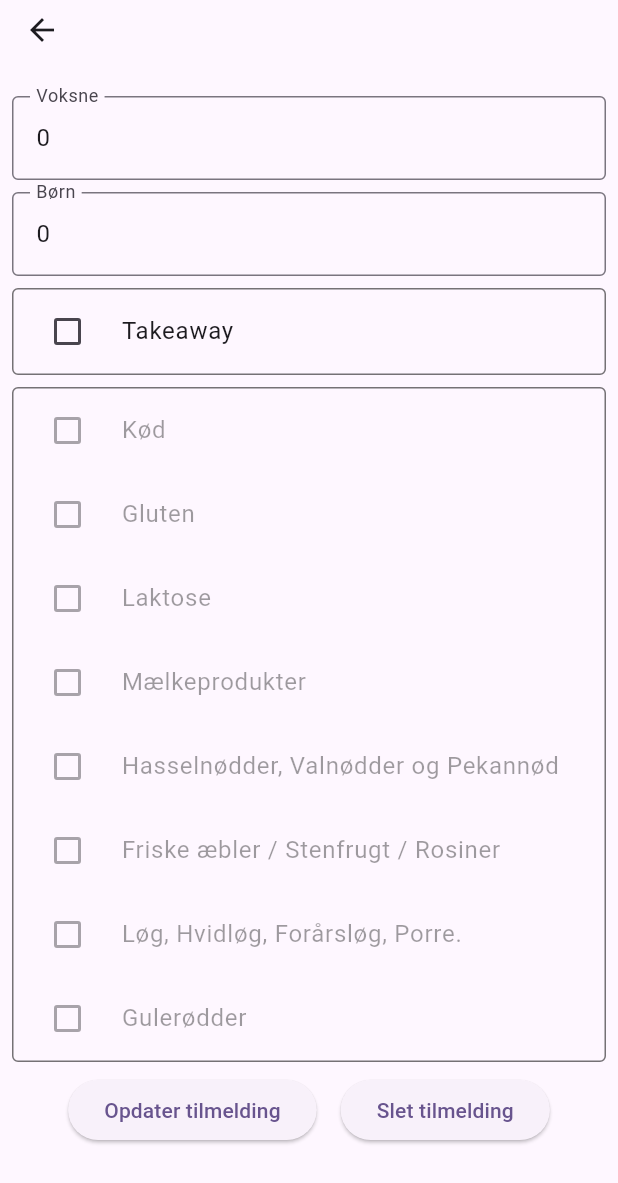
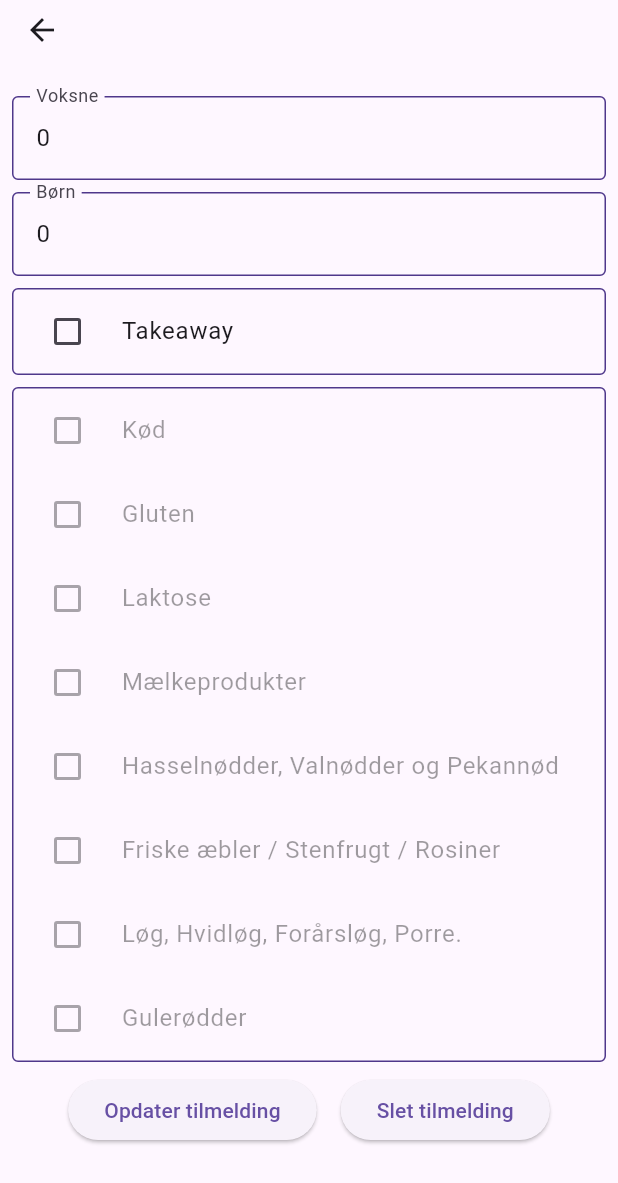
Before and after one commit to lars-w-pedersen/staldhusene, a Flutter app: the DetailScreen screen opened directly with empty values, on a phone screen of 412 x 824 dp. Shown: the top 1183 px of the screen. Run offline on Flutter 3.47's test engine with Material 3 defaults, Android fonts, the phone set to English and light mode, and no system bars; our stand-ins replace googleapis_auth, shared_preferences; missing offline and left inert: googleapis; accounts and stored records are empty; key blocks and very long unbroken strings in the code were emptied for the run.

Commit message:
support dark theme

```diff
--- a/lib/main.dart
+++ b/lib/main.dart
@@ -40,13 +40,22 @@ class _MyAppState extends State<MyApp> {
     dinnerEvents = fetchDinnerEvents();
   }
 
+  final ThemeData lightTheme = ThemeData(
+    brightness: Brightness.light,
+    primaryColor: Colors.blue,
+  );
+  final ThemeData darkTheme = ThemeData(
+    brightness: Brightness.dark,
+    primaryColor: Colors.grey[900],
+  );
+
   @override
   Widget build(BuildContext context) {
     return MaterialApp(
       title: 'Fællesspisning',
-      theme: ThemeData(
-        colorScheme: ColorScheme.fromSeed(seedColor: Colors.deepPurple),
-      ),
+      themeMode: ThemeMode.system,
+      darkTheme: darkTheme,
+      theme: lightTheme,
       home: Scaffold(
         appBar: AppBar(
           title: const Text('Fællesspisning'),
@@ -195,7 +204,7 @@ class DetailScreenState extends State<DetailScreen> {
       _formKey.currentState!.save(); // Save the form data
 
       final dinnerEvent = ModalRoute.of(context)!.settings.arguments as DinnerEvent;
-      var participation = Participation(int.parse(_adults!), int.parse(_children!), _takeaway!, Allergens(_meat!, _gluten!, _lactose!, _milk!, _nuts!, _freshFruit!, _onions!, _carrots!));
+      var participation = Participation(int.parse(_adults!), _children == null || _children!.isEmpty ? 0 : int.parse(_children!), _takeaway!, Allergens(_meat!, _gluten!, _lactose!, _milk!, _nuts!, _freshFruit!, _onions!, _carrots!));
 
       updateDinnerEventParticipation(dinnerEvent.index, participation);
 
@@ -252,10 +261,11 @@ class DetailScreenState extends State<DetailScreen> {
                   decoration: InputDecoration(
                     labelText: 'Voksne',
                     border: OutlineInputBorder(),
+                    enabledBorder: OutlineInputBorder(borderSide:  BorderSide(color: Theme.of(context).colorScheme.onPrimaryContainer)),
                   ),
                   validator: (value) {
                     if (value == null || value.isEmpty) {
-                      return 'Please enter some text';
+                      return 'Tilføj et antal voksne';
                     }
                     return null;
                   },
@@ -273,22 +283,17 @@ class DetailScreenState extends State<DetailScreen> {
                   decoration: InputDecoration(
                     labelText: 'Børn',
                     border: OutlineInputBorder(),
+                    enabledBorder: OutlineInputBorder(borderSide:  BorderSide(color: Theme.of(context).colorScheme.onPrimaryContainer))
                   ),
-                  validator: (value) {
-                    if (value == null || value.isEmpty) {
-                      return 'Please enter some text';
-                    }
-                    return null;
-                  },
                   onSaved: (value) {
-                    _children = value!;
+                    _children = value;
                   },
                 ),
               ),
               CheckboxListTile(
                 title: const Text('Takeaway'),
                 value: _takeaway,
-                shape: OutlineInputBorder(borderSide: const BorderSide(color: Colors.black54)),
+                shape: OutlineInputBorder(borderSide:  BorderSide(color: Theme.of(context).colorScheme.onPrimaryContainer)),
                 controlAffinity: ListTileControlAffinity.leading,
                 onChanged: (bool? newValue) {
                   setState(() {
@@ -299,7 +304,7 @@ class DetailScreenState extends State<DetailScreen> {
               Container(
                 margin: const EdgeInsets.only(top: 8),
                 decoration: BoxDecoration(
-                  border: Border.all(color: Colors.black54),
+                  border: Border.all(color: Theme.of(context).colorScheme.onPrimaryContainer),
                   borderRadius: BorderRadius.all(
                       Radius.circular(4.0)
                   ),
```
